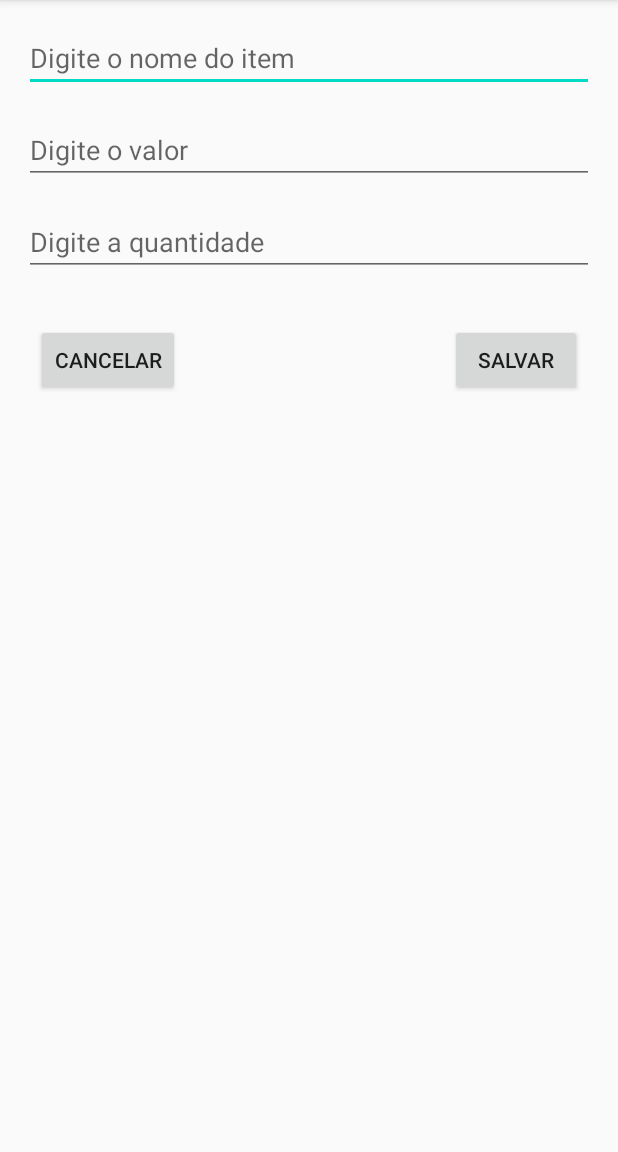
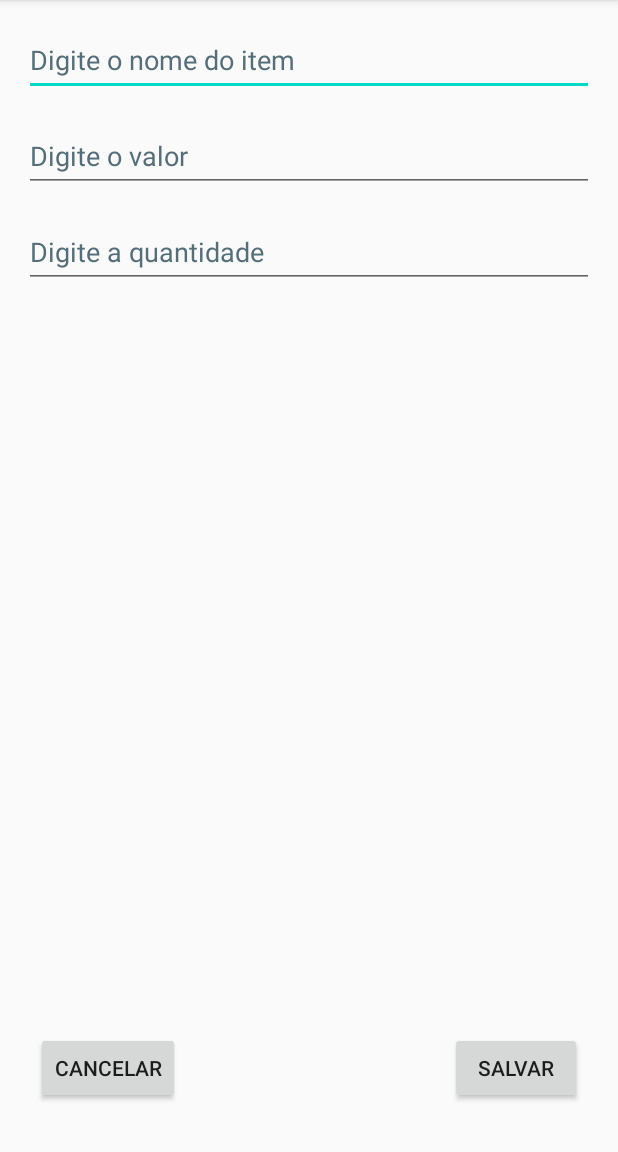
Before and after one commit to luizfelipetorres/kotlin_shopping-list, an Android app: the addItemActivity screen opened directly, with no data from a screen before it, on a phone screen of 412 x 824 dp, the part 84-1236 px from its top. Run offline under Robolectric (Android 15) with nearby library versions, the phone set to English and light mode, and no system bars.

Commit message:
Aperfeiçoar layout E incluir ação de remoção do item

```diff
--- a/app/src/main/java/com/lftf/simplelist/addItem/addItemActivity.kt
+++ b/app/src/main/java/com/lftf/simplelist/addItem/addItemActivity.kt
@@ -5,6 +5,7 @@ import android.os.Bundle
 import android.view.View
 import android.widget.Button
 import android.widget.EditText
+import android.widget.Toast
 import com.lftf.simplelist.R
 import com.lftf.simplelist.data.DataManager
 import com.lftf.simplelist.models.itemModel
@@ -25,6 +26,8 @@ class addItemActivity : AppCompatActivity() {
                 value = value.text.toString().toFloat()
             ).apply {
                 DataManager.addItem(this)
+                finish()
+                Toast.makeText(this@addItemActivity,"Item salvo", Toast.LENGTH_LONG).show()
             }
         })
     }
--- a/app/src/main/res/layout/activity_add_item.xml
+++ b/app/src/main/res/layout/activity_add_item.xml
@@ -14,11 +14,14 @@
         android:layout_marginTop="16dp"
         android:layout_marginEnd="16dp"
         android:ems="10"
-        android:hint="Digite o nome do item"
+        android:hint="@string/title_hint"
         android:inputType="textPersonName"
+        android:minHeight="48dp"
+        android:textColorHint="#546E7A"
         app:layout_constraintEnd_toEndOf="parent"
         app:layout_constraintStart_toStartOf="parent"
-        app:layout_constraintTop_toTopOf="parent" />
+        app:layout_constraintTop_toTopOf="parent"
+        android:autofillHints="" />
 
     <EditText
         android:id="@+id/field_quantity"
@@ -28,11 +31,14 @@
         android:layout_marginTop="16dp"
         android:layout_marginEnd="16dp"
         android:ems="10"
-        android:hint="Digite a quantidade"
+        android:hint="@string/quantity_hint"
         android:inputType="numberSigned"
+        android:minHeight="48dp"
+        android:textColorHint="#546E7A"
         app:layout_constraintEnd_toEndOf="parent"
         app:layout_constraintStart_toStartOf="parent"
-        app:layout_constraintTop_toBottomOf="@+id/field_value" />
+        app:layout_constraintTop_toBottomOf="@+id/field_value"
+        android:autofillHints="" />
 
     <EditText
         android:id="@+id/field_value"
@@ -42,39 +48,40 @@
         android:layout_marginTop="16dp"
         android:layout_marginEnd="16dp"
         android:ems="10"
-        android:hint="Digite o valor "
+        android:hint="@string/value_hint"
         android:inputType="numberDecimal"
+        android:minHeight="48dp"
+        android:textColorHint="#546E7A"
         app:layout_constraintEnd_toEndOf="parent"
         app:layout_constraintStart_toStartOf="parent"
-        app:layout_constraintTop_toBottomOf="@+id/field_title" />
+        app:layout_constraintTop_toBottomOf="@+id/field_title"
+        android:autofillHints="" />
 
     <android.support.constraint.ConstraintLayout
         android:layout_width="0dp"
         android:layout_height="wrap_content"
-        android:layout_marginTop="32dp"
+        android:layout_marginBottom="32dp"
         app:layout_constraintBottom_toBottomOf="parent"
         app:layout_constraintEnd_toEndOf="parent"
         app:layout_constraintHorizontal_bias="0.0"
-        app:layout_constraintStart_toStartOf="parent"
-        app:layout_constraintTop_toBottomOf="@+id/field_quantity"
-        app:layout_constraintVertical_bias="0.0">
+        app:layout_constraintStart_toStartOf="parent">
 
         <Button
             android:id="@+id/button_cancel"
             android:layout_width="wrap_content"
             android:layout_height="wrap_content"
             android:layout_marginStart="24dp"
-            android:text="cancelar"
-            app:layout_constraintStart_toStartOf="parent"
-            tools:layout_editor_absoluteY="367dp" />
+            android:text="@string/bt_cancel_text"
+            app:layout_constraintBottom_toBottomOf="parent"
+            app:layout_constraintStart_toStartOf="parent" />
 
         <Button
             android:id="@+id/button_save"
             android:layout_width="wrap_content"
             android:layout_height="wrap_content"
             android:layout_marginEnd="24dp"
-            android:text="Salvar"
-            app:layout_constraintEnd_toEndOf="parent"
-            tools:layout_editor_absoluteY="367dp" />
+            android:text="@string/bt_save_text"
+            app:layout_constraintBottom_toBottomOf="parent"
+            app:layout_constraintEnd_toEndOf="parent" />
     </android.support.constraint.ConstraintLayout>
 </android.support.constraint.ConstraintLayout>
--- a/app/src/main/res/layout/activity_main.xml
+++ b/app/src/main/res/layout/activity_main.xml
@@ -18,7 +18,9 @@
         app:layout_constraintBottom_toBottomOf="parent"
         app:layout_constraintEnd_toEndOf="parent"
         app:srcCompat="@android:drawable/ic_input_add"
-        tools:ignore="SpeakableTextPresentCheck" />
+        tools:ignore="SpeakableTextPresentCheck"
+        android:contentDescription="@string/fab_description"
+        android:focusable="true" />
 
     <android.support.v7.widget.RecyclerView
         android:id="@+id/recycler_view_list"
--- a/app/src/main/res/values/strings.xml
+++ b/app/src/main/res/values/strings.xml
@@ -1,3 +1,9 @@
 <resources>
     <string name="app_name">SimpleList</string>
+    <string name="title_hint">Digite o nome do item</string>
+    <string name="quantity_hint">Digite a quantidade</string>
+    <string name="value_hint">Digite o valor</string>
+    <string name="bt_cancel_text">cancelar</string>
+    <string name="bt_save_text">Salvar</string>
+    <string name="fab_description">Botão para criar um novo item na lista</string>
 </resources>
```
Also changed, not shown: app/src/main/java/com/lftf/simplelist/MainActivity.kt (+16 -4 lines), app/src/main/java/com/lftf/simplelist/adapters/RVAdapter.kt (+12 -0 lines), app/src/main/java/com/lftf/simplelist/data/DataManager.kt (+26 -16 lines).
